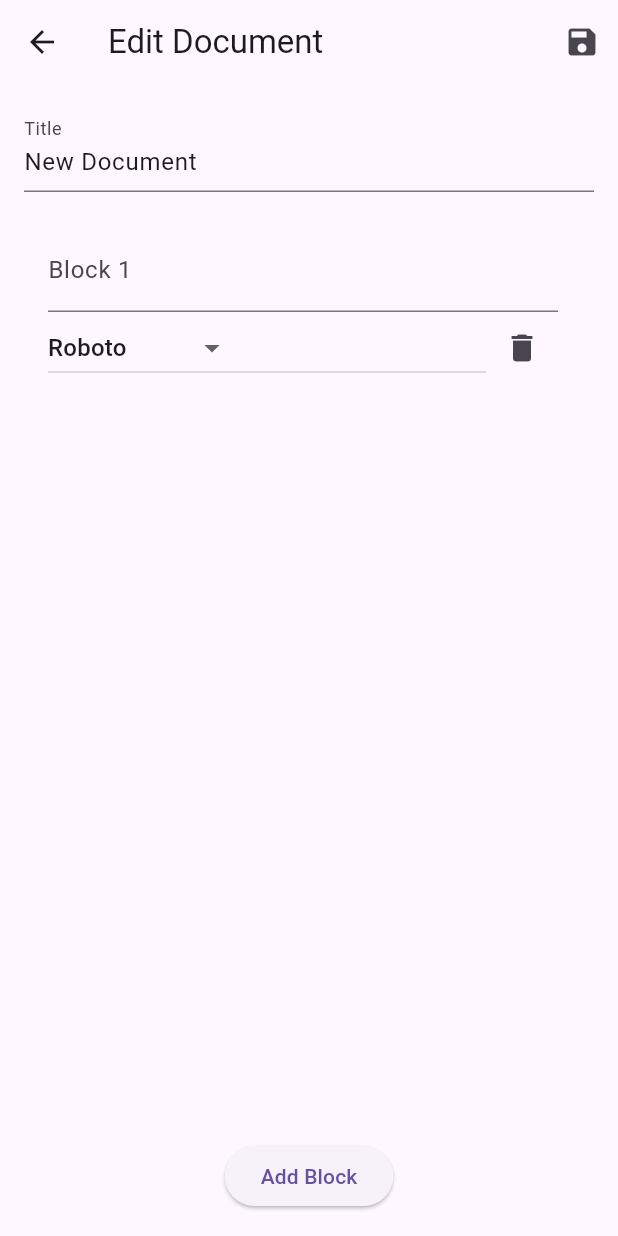
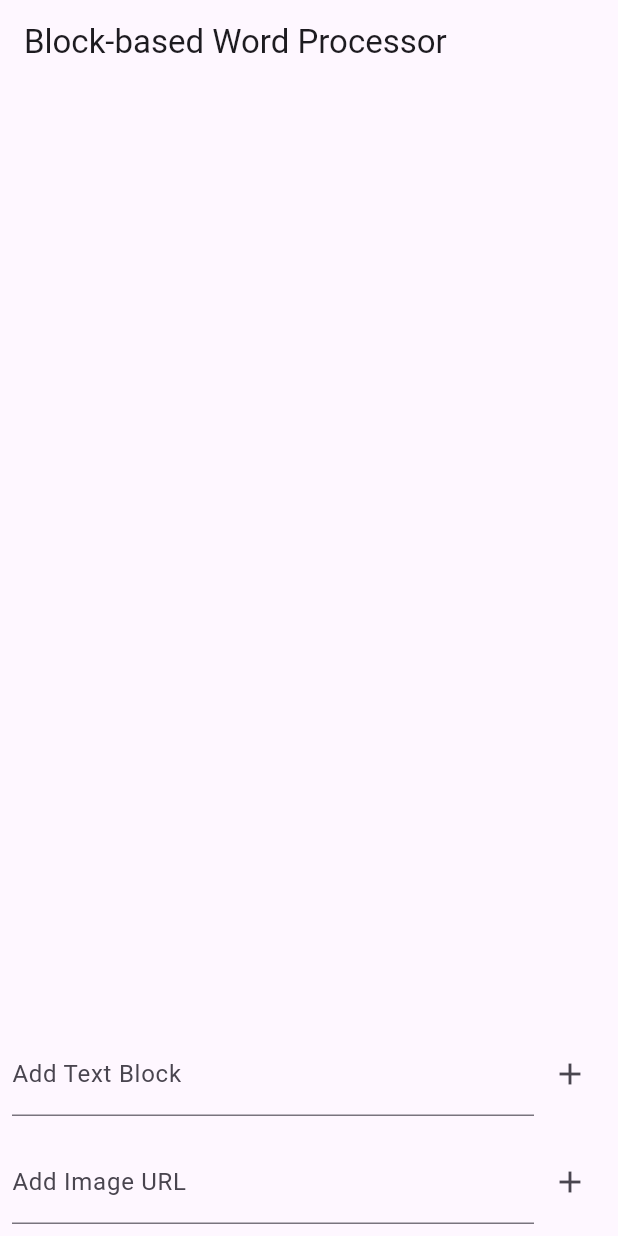
Before and after one commit to marccodesstuff/Trestle, a Flutter app: the screen it shows after launch, after a tap on the "add" icon, on a phone screen of 412 x 824 dp. Run offline on Flutter 3.47's test engine with Material 3 defaults, Android fonts, the phone set to English and light mode, and no system bars.

Commit message:
Added image support + remove home screen

```diff
--- a/lib/document_storage.dart
+++ /dev/null
@@ -1,31 +0,0 @@
-import 'dart:convert';
-import 'dart:io';
-import 'package:path_provider/path_provider.dart';
-import 'models/document_model.dart';
-import 'models/block_model.dart';
-
-Future<String> get _localPath async {
-  final directory = await getApplicationDocumentsDirectory();
-  return directory.path;
-}
-
-Future<File> get _localFile async {
-  final path = await _localPath;
-  return File('$path/document.json');
-}
-
-Future<File> saveDocument(Document document) async {
-  final file = await _localFile;
-  return file.writeAsString(jsonEncode(document.toJson()));
-}
-
-Future<Document> loadDocument() async {
-  try {
-    final file = await _localFile;
-    final contents = await file.readAsString();
-    return Document.fromJson(jsonDecode(contents));
-  } catch (e) {
-    // If encountering an error, return an empty document
-    return Document(title: 'New Document', blocks: [Block(type: 'text', content: '', index: 0)], fonts: ['Roboto']);
-  }
-}
--- a/lib/edit_document_page.dart
+++ /dev/null
@@ -1,168 +0,0 @@
-import 'package:flutter/material.dart';
-import 'models/document_model.dart'; // Updated import
-import 'package:google_fonts/google_fonts.dart';
-import 'document_storage.dart';
-import 'models/block_model.dart'; // Updated import
-
-class EditDocumentPage extends StatefulWidget {
-  final Document document;
-
-  const EditDocumentPage({super.key, required this.document});
-
-  @override
-  EditDocumentPageState createState() => EditDocumentPageState();
-}
-
-class EditDocumentPageState extends State<EditDocumentPage> {
-  late TextEditingController _titleController;
-  late List<TextEditingController> _blockControllers;
-  final List<String> _selectedFonts = [];
-
-  final List<String> _fonts = [
-    'Roboto',
-    'Lobster',
-    'Oswald',
-    'Lato',
-    'Merriweather',
-  ];
-
-  @override
-  void initState() {
-    super.initState();
-    _titleController = TextEditingController(text: widget.document.title);
-    _blockControllers = widget.document.blocks
-        .map((block) => TextEditingController(text: block.content))
-        .toList();
-    _selectedFonts.addAll(widget.document.fonts.isNotEmpty
-        ? widget.document.fonts
-        : List.filled(widget.document.blocks.length, "Roboto"));
-  }
-
-  @override
-  void dispose() {
-    _titleController.dispose();
-    for (var controller in _blockControllers) {
-      controller.dispose();
-    }
-    super.dispose();
-  }
-
-  void _addBlock() {
-    setState(() {
-      _blockControllers.add(TextEditingController());
-      _selectedFonts.add(_fonts.first);
-    });
-  }
-
-  void _removeBlock(int index) {
-    setState(() {
-      _blockControllers.removeAt(index).dispose();
-      _selectedFonts.removeAt(index);
-    });
-  }
-
-  void _onReorder(int oldIndex, int newIndex) {
-    if (newIndex > oldIndex) {
-      newIndex -= 1;
-    }
-    setState(() {
-      final item = _blockControllers.removeAt(oldIndex);
-      final font = _selectedFonts.removeAt(oldIndex);
-      _blockControllers.insert(newIndex, item);
-      _selectedFonts.insert(newIndex, font);
-    });
-  }
-
-  @override
-  Widget build(BuildContext context) {
-    return Scaffold(
-      appBar: AppBar(
-        title: Text('Edit Document'),
-        actions: [
-          IconButton(
-            icon: const Icon(Icons.save),
-            onPressed: () async {
-              final document = Document(
-                title: _titleController.text,
-                blocks: _blockControllers
-                    .asMap()
-                    .entries
-                    .map((entry) => Block(type: 'text', content: entry.value.text, index: entry.key))
-                    .toList(),
-                fonts: _selectedFonts,
-              );
-              await saveDocument(document);
-              Navigator.pop(context, document);
-            },
-          ),
-        ],
-      ),
-      body: Padding(
-        padding: const EdgeInsets.all(16.0),
-        child: Column(
-          children: [
-            TextField(
-              controller: _titleController,
-              decoration: const InputDecoration(labelText: 'Title'),
-            ),
-            const SizedBox(height: 16.0),
-            Expanded(
-              child: ReorderableListView(
-                onReorder: _onReorder,
-                children: [
-                  for (int index = 0; index < _blockControllers.length; index++)
-                    ListTile(
-                      key: ValueKey(index),
-                      title: Column(
-                        children: [
-                          TextField(
-                            controller: _blockControllers[index],
-                            decoration: InputDecoration(
-                                labelText: 'Block ${index + 1}'),
-                            maxLines: null,
-                            expands: false,
-                            style: GoogleFonts.getFont(_selectedFonts[index]),
-                          ),
-                          Row(
-                            children: [
-                              Expanded(
-                                child: DropdownButton<String>(
-                                  value: _selectedFonts[index],
-                                  onChanged: (String? newValue) {
-                                    setState(() {
-                                      _selectedFonts[index] = newValue!;
-                                    });
-                                  },
-                                  items: _fonts.map<DropdownMenuItem<String>>(
-                                          (String font) {
-                                        return DropdownMenuItem<String>(
-                                          value: font,
-                                          child: Text(font),
-                                        );
-                                      }).toList(),
-                                ),
-                              ),
-                              IconButton(
-                                icon: Icon(Icons.delete),
-                                onPressed: () {
-                                  _removeBlock(index);
-                                },
-                              ),
-                            ],
-                          ),
-                        ],
-                      ),
-                    ),
-                ],
-              ),
-            ),
-            ElevatedButton(
-              onPressed: _addBlock,
-              child: const Text('Add Block'),
-            ),
-          ],
-        ),
-      ),
-    );
-  }
-}
--- a/lib/main.dart
+++ b/lib/main.dart
@@ -1,121 +1,201 @@
 import 'package:flutter/material.dart';
-import 'edit_document_page.dart';
-import 'models/document_model.dart';
-import 'document_storage.dart';
-import 'models/block_model.dart';
+import 'package:provider/provider.dart';
+import 'providers/blocks_provider.dart';
+import 'models/block.dart';
 
 void main() {
   runApp(MyApp());
 }
 
 class MyApp extends StatelessWidget {
-  const MyApp({super.key});
-
   @override
   Widget build(BuildContext context) {
-    return MaterialApp(
-      title: 'Trestle',
-      debugShowCheckedModeBanner: false,
-      theme: ThemeData(
-        primarySwatch: Colors.blue,
+    return ChangeNotifierProvider(
+      create: (context) => BlocksProvider(),
+      child: MaterialApp(
+        home: HomeScreen(),
       ),
-      home: HomePage(),
     );
   }
 }
 
-class HomePage extends StatefulWidget {
-  const HomePage({super.key});
-
-  @override
-  _HomePageState createState() => _HomePageState();
-}
-
-class _HomePageState extends State<HomePage> {
-  List<Document> documents = [];
-
-  void initState() {
-    super.initState();
-    _loadDocuments();
-  }
-
-  Future<void> _loadDocuments() async {
-    final document = await loadDocument();
-    setState(() {
-      documents.add(document);
-    });
-  }
-
-  void _addNewDocument() async {
-    final newDocument = await Navigator.push(
-      context,
-      MaterialPageRoute(
-        builder: (context) => EditDocumentPage(
-          document: Document(title: 'New Document', blocks: [Block(type: 'text', content: '', index: 0)], fonts: ['Roboto']),
-        ),
-      ),
-    );
-    if (newDocument != null) {
-      setState(() {
-        documents.add(newDocument);
-      });
-    }
-  }
-
-  void _editDocument(int index, Document editedDocument) {
-    setState(() {
-      documents[index] = editedDocument;
-    });
-  }
+class HomeScreen extends StatelessWidget {
+  final TextEditingController _controller = TextEditingController();
+  final TextEditingController _imageController = TextEditingController();
 
   @override
   Widget build(BuildContext context) {
     return Scaffold(
       appBar: AppBar(
-        title: const Text('Notion Clone'),
+        title: Text('Block-based Word Processor'),
       ),
-      body: documents.isEmpty
-          ? Center(child: Text('No documents available'))
-          : ListView.builder(
-        itemCount: documents.length,
-        itemBuilder: (context, index) {
-          return ListTile(
-            title: Text(documents[index].title),
-            onTap: () async {
-              final editedDocument = await Navigator.push(
-                context,
-                MaterialPageRoute(
-                  builder: (context) => EditDocumentPage(
-                    document: documents[index],
+      body: Column(
+        children: [
+          Expanded(
+            child: Consumer<BlocksProvider>(
+              builder: (context, provider, child) {
+                return ReorderableListView(
+                  onReorder: (oldIndex, newIndex) {
+                    if (newIndex > oldIndex) {
+                      newIndex -= 1;
+                    }
+                    final block = provider.blocks.removeAt(oldIndex);
+                    provider.blocks.insert(newIndex, block);
+                    provider.notifyListeners();
+                  },
+                  children: [
+                    for (final block in provider.blocks)
+                      ListTile(
+                        key: ValueKey(block.id),
+                        title: block.imageUrl != null
+                            ? Stack(
+                          children: [
+                            GestureDetector(
+                              onHorizontalDragUpdate: (details) {
+                                double newWidth = (block.width ?? 200.0) + details.delta.dx;
+                                if (newWidth > 50) {
+                                  provider.resizeImageBlock(block.id, newWidth);
+                                }
+                              },
+                              child: Image.network(
+                                block.imageUrl!,
+                                width: block.width,
+                              ),
+                            ),
+                            Positioned(
+                              left: 0,
+                              top: 0,
+                              bottom: 0,
+                              child: GestureDetector(
+                                behavior: HitTestBehavior.translucent,
+                                onHorizontalDragUpdate: (details) {
+                                  double newWidth = (block.width ?? 200.0) + details.delta.dx;
+                                  if (newWidth > 50) {
+                                    provider.resizeImageBlock(block.id, newWidth);
+                                  }
+                                },
+                                child: Container(
+                                  width: 10,
+                                  color: Colors.transparent,
+                                ),
+                              ),
+                            ),
+                            Positioned(
+                              right: 0,
+                              top: 0,
+                              bottom: 0,
+                              child: GestureDetector(
+                                behavior: HitTestBehavior.translucent,
+                                onHorizontalDragUpdate: (details) {
+                                  double newWidth = (block.width ?? 200.0) + details.delta.dx;
+                                  if (newWidth > 50) {
+                                    provider.resizeImageBlock(block.id, newWidth);
+                                  }
+                                },
+                                child: Container(
+                                  width: 10,
+                                  color: Colors.transparent,
+                                ),
+                              ),
+                            ),
+                          ],
+                        )
+                            : Text(block.content),
+                        onTap: () {
+                          if (block.imageUrl == null) {
+                            _controller.text = block.content;
+                            showDialog(
+                              context: context,
+                              builder: (context) => AlertDialog(
+                                title: Text('Edit Block'),
+                                content: TextField(
+                                  controller: _controller,
+                                  onSubmitted: (value) {
+                                    provider.updateBlock(block.id, value);
+                                    Navigator.of(context).pop();
+                                  },
                                 ),
                               ),
                             );
-              if (editedDocument != null) {
-                setState(() {
-                  documents[index] = editedDocument;
-                });
                           }
                         },
+                        trailing: IconButton(
+                          icon: Icon(Icons.delete),
+                          onPressed: () {
+                            provider.deleteBlock(block.id);
+                          },
+                        ),
+                      ),
+                  ],
                 );
               },
             ),
-      floatingActionButton: FloatingActionButton(
-        onPressed: () async {
-          final newDocument = await Navigator.push(
-            context,
-            MaterialPageRoute(
-              builder: (context) => EditDocumentPage(
-                document: Document(title: 'New Document', blocks: [Block(type: 'text', content: '', index: 0)], fonts: ['Roboto']),
+          ),
+          Padding(
+            padding: const EdgeInsets.all(8.0),
+            child: Row(
+              children: [
+                Expanded(
+                  child: TextField(
+                    controller: _controller,
+                    decoration: InputDecoration(
+                      labelText: 'Add Text Block',
+                    ),
+                    onSubmitted: (value) {
+                      if (value.isNotEmpty) {
+                        Provider.of<BlocksProvider>(context, listen: false)
+                            .addTextBlock(value);
+                        _controller.clear();
+                      }
+                    },
                   ),
                 ),
-          );
-          if (newDocument != null) {
-            setState(() {
-              documents.add(newDocument);
-            });
+                IconButton(
+                  icon: Icon(Icons.add),
+                  onPressed: () {
+                    if (_controller.text.isNotEmpty) {
+                      Provider.of<BlocksProvider>(context, listen: false)
+                          .addTextBlock(_controller.text);
+                      _controller.clear();
                     }
                   },
-        child: Icon(Icons.add),
+                ),
+              ],
+            ),
+          ),
+          Padding(
+            padding: const EdgeInsets.all(8.0),
+            child: Row(
+              children: [
+                Expanded(
+                  child: TextField(
+                    controller: _imageController,
+                    decoration: InputDecoration(
+                      labelText: 'Add Image URL',
+                    ),
+                    onSubmitted: (value) {
+                      if (value.isNotEmpty) {
+                        Provider.of<BlocksProvider>(context, listen: false)
+                            .addImageBlock(value);
+                        _imageController.clear();
+                      }
+                    },
+                  ),
+                ),
+                IconButton(
+                  icon: Icon(Icons.add),
+                  onPressed: () {
+                    if (_imageController.text.isNotEmpty) {
+                      Provider.of<BlocksProvider>(context, listen: false)
+                          .addImageBlock(_imageController.text);
+                      _imageController.clear();
+                    }
+                  },
+                ),
+              ],
+            ),
+          ),
+        ],
       ),
     );
   }
--- /dev/null
+++ b/lib/models/block.dart
@@ -0,0 +1,8 @@
+class Block {
+  String id;
+  String content;
+  String? imageUrl;
+  double? width;
+
+  Block({required this.id, required this.content, this.imageUrl, this.width});
+}
--- a/lib/models/block_model.dart
+++ /dev/null
@@ -1,23 +0,0 @@
-class Block {
-  String type;
-  String content;
-  int index;
-
-  Block({required this.type, required this.content, required this.index});
-
-  Map<String, dynamic> toJson() {
-    return {
-      "type": type,
-      "content": content,
-      "index": index,
-    };
-  }
-
-  factory Block.fromJson(Map<String, dynamic> json) {
-    return Block(
-      type: json["type"],
-      content: json["content"],
-      index: json["index"],
-    );
-  }
-}
--- a/lib/models/document_model.dart
+++ /dev/null
@@ -1,26 +0,0 @@
-import 'dart:convert';
-import 'block_model.dart';
-
-class Document {
-  String title;
-  List<Block> blocks;
-  List<String> fonts;
-
-  Document({required this.title, required this.blocks, required this.fonts});
-
-  Map<String, dynamic> toJson() {
-    return {
-      "title": title,
-      "blocks": blocks.map((block) => block.toJson()).toList(),
-      "fonts": fonts,
-    };
-  }
-
-  factory Document.fromJson(Map<String, dynamic> json) {
-    return Document(
-      title: json["title"],
-      blocks: (json["blocks"] as List).map((block) => Block.fromJson(block)).toList(),
-      fonts: List<String>.from(json["fonts"]),
-    );
-  }
-}
```
Also changed, not shown: lib/models/divider_model.dart (deleted, +0 -14 lines), lib/models/image_model.dart (deleted, +0 -24 lines), lib/models/text_model.dart (deleted, +0 -15 lines), lib/providers/blocks_provider.dart (added, +43 -0 lines), pubspec.yaml (+12 -78 lines). Lines whose indentation alone changed are shown as unchanged.
